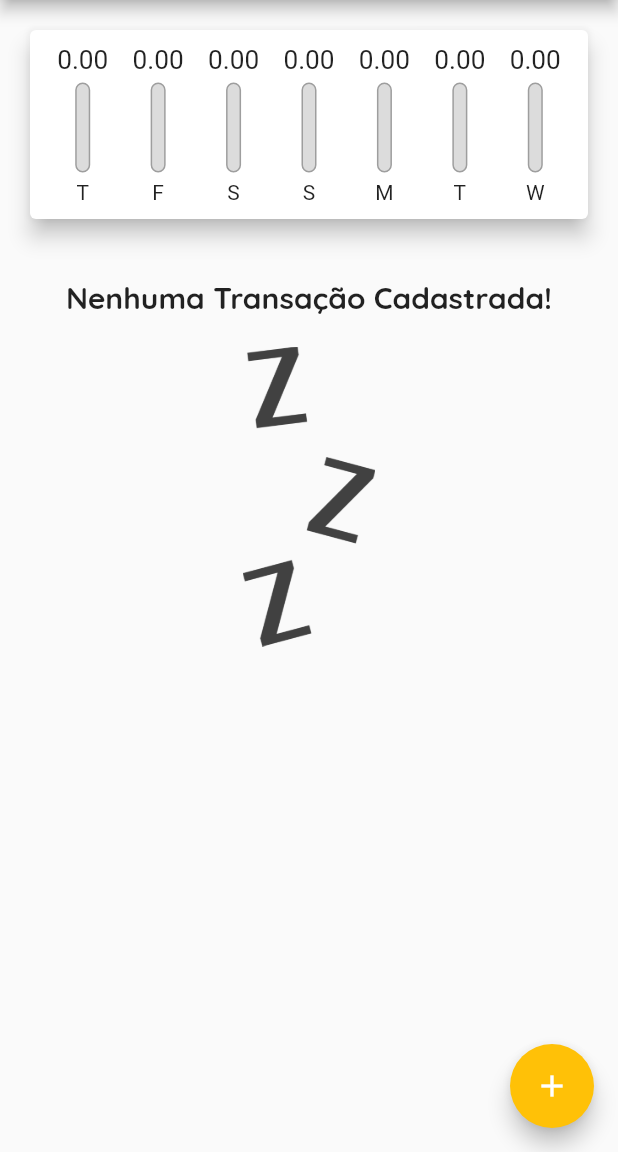
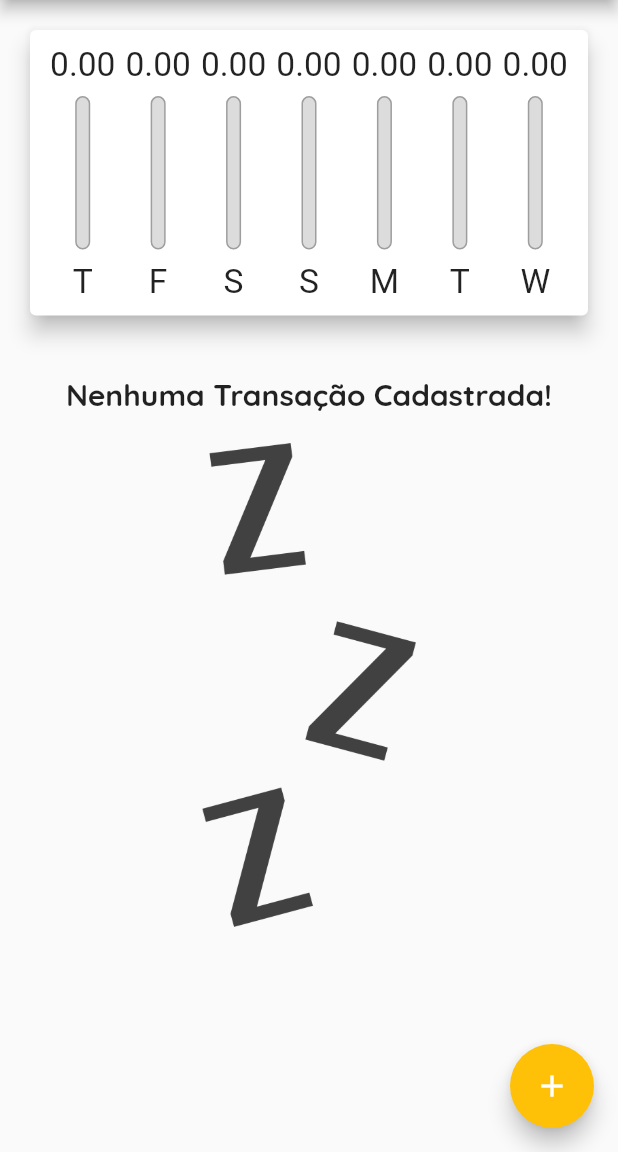
Before and after one commit to VitoriaMagnus/Expenses, a Flutter app: the screen it shows after launch, on a phone screen of 412 x 824 dp, the part 84-1236 px from its top. Run offline on Flutter 3.47's test engine with Material 2 defaults, Android fonts, the phone set to English and light mode, and no system bars.

Commit message:
Interfaces responsivas e adaptativas

```diff
--- a/lib/components/chart_bar.dart
+++ b/lib/components/chart_bar.dart
@@ -13,19 +13,19 @@ class ChartBar extends StatelessWidget {
 
   @override
   Widget build(BuildContext context) {
+    return LayoutBuilder(
+      builder: (BuildContext context, BoxConstraints constraints) {
         return Column(
           children: [
-        SizedBox(
-          height: 20,
+            Container(
+              height: constraints.maxHeight * 0.15,
               child: FittedBox(
                 child: Text('${value.toStringAsFixed(2)}'),
               ),
             ),
-        const SizedBox(
-          height: 5,
-        ),
-        SizedBox(
-          height: 60,
+            SizedBox(height: constraints.maxHeight * 0.05),
+            Container(
+              height: constraints.maxHeight * 0.6,
               width: 10,
               child: Stack(
                 alignment: Alignment.bottomCenter,
@@ -52,13 +52,18 @@ class ChartBar extends StatelessWidget {
                 ],
               ),
             ),
-        const SizedBox(
-          height: 5,
+            SizedBox(height: constraints.maxHeight * 0.05),
+            Container(
+              height: constraints.maxHeight * 0.15,
+              child: FittedBox(
+                child: Text(
+                  label,
                 ),
-        Text(
-          label,
+              ),
             ),
           ],
         );
+      },
+    );
   }
 }
--- a/lib/components/transaction_list.dart
+++ b/lib/components/transaction_list.dart
@@ -11,27 +11,25 @@ class TransactionList extends StatelessWidget {
 
   @override
   Widget build(BuildContext context) {
-    return SizedBox(
-      height: 490,
-      child: transactions.isEmpty
-          ? Column(
+    return transactions.isEmpty
+        ? LayoutBuilder(
+            builder: (BuildContext context, BoxConstraints constraints) {
+              return Column(
                 children: [
-                const SizedBox(
-                  height: 20,
-                ),
+                  SizedBox(height: 20),
                   Text('Nenhuma Transação Cadastrada!',
                       style: Theme.of(context).appBarTheme.titleTextStyle),
-                const SizedBox(
-                  height: 20,
-                ),
+                  SizedBox(height: 20),
                   SizedBox(
-                  height: 200,
+                    height: constraints.maxHeight * 0.6,
                     child: Image.asset(
                       'assets/images/waiting.png',
                       fit: BoxFit.cover,
                     ),
                   ),
                 ],
+              );
+            },
           )
         : ListView.builder(
             itemCount: transactions.length,
@@ -66,7 +64,17 @@ class TransactionList extends StatelessWidget {
                   subtitle: Text(
                     DateFormat('d MMM y').format(tr.date),
                   ),
-                    trailing: IconButton(
+                  trailing: MediaQuery.of(context).size.width > 400
+                      ? TextButton.icon(
+                          onPressed: () => onRemove(tr.id),
+                          icon: Icon(Icons.delete, color: Colors.red),
+                          label: Text(
+                            'Excluir',
+                            style:
+                                TextStyle(color: Theme.of(context).errorColor),
+                          ),
+                        )
+                      : IconButton(
                           onPressed: () => onRemove(tr.id),
                           icon: const Icon(
                             Icons.delete,
@@ -76,7 +84,6 @@ class TransactionList extends StatelessWidget {
                 ),
               );
             },
-            ),
           );
   }
 }
--- a/lib/main.dart
+++ b/lib/main.dart
@@ -1,7 +1,9 @@
+import 'dart:io';
+import 'dart:math';
+import 'package:flutter/cupertino.dart';
+import 'package:flutter/material.dart';
+
 import 'package:expenses/components/chart.dart';
-import 'package:flutter/material.dart';
-import 'dart:math';
-
 import 'package:expenses/components/transaction_form.dart';
 import 'components/transaction_form.dart';
 import 'components/transaction_list.dart';
@@ -17,6 +19,7 @@ class ExpesesApp extends StatelessWidget {
       home: MyHomePage(),
       theme: myTheme.copyWith(
         colorScheme: myTheme.colorScheme.copyWith(
+          brightness: Brightness.light,
           primary: Colors.purple,
           secondary: Colors.amber,
           error: Colors.red,
@@ -52,6 +55,7 @@ class MyHomePage extends StatefulWidget {
 
 class _MyHomePageState extends State<MyHomePage> {
   final List<Transaction> _transactions = [];
+  bool _showChart = false;
 
   List<Transaction> get _recentTransactions {
     return _transactions.where((tr) {
@@ -94,32 +98,103 @@ class _MyHomePageState extends State<MyHomePage> {
     );
   }
 
+  Widget _getIconButton(IconData icon, Function() fn) {
+    return Platform.isIOS
+        ? GestureDetector(onTap: fn, child: Icon(icon))
+        : IconButton(onPressed: fn, icon: Icon(icon));
+  }
+
   @override
   Widget build(BuildContext context) {
-    return Scaffold(
-      appBar: AppBar(
-        title: const Text('Despesas Pessoais'),
-        actions: [
-          IconButton(
-            onPressed: () => _openTransactionFormModal(context),
-            icon: const Icon(Icons.add),
-          ),
-        ],
+    final mediaQuery = MediaQuery.of(context);
+    bool isLandscape = mediaQuery.orientation == Orientation.landscape;
+
+    final iconList = Platform.isIOS ? CupertinoIcons.refresh : Icons.list;
+    final chartList =
+        Platform.isIOS ? CupertinoIcons.refresh : Icons.show_chart;
+
+    final actions = <Widget>[
+      if (isLandscape)
+        IconButton(
+          onPressed: () {
+            setState(() {
+              _showChart = !_showChart;
+            });
+          },
+          icon: Icon(_showChart ? Icons.list : Icons.show_chart),
+        ),
+      IconButton(
+        onPressed: () => _openTransactionFormModal(context),
+        icon: Icon(Icons.add),
       ),
-      body: SingleChildScrollView(
+    ];
+
+    final appBar = AppBar(
+      title: Text('Despesas Pessoais'),
+      actions: actions,
+    );
+
+    final availableHeight = mediaQuery.size.height -
+        appBar.preferredSize.height -
+        mediaQuery.padding.top;
+
+    final bodyPage = SafeArea(
+      child: SingleChildScrollView(
         child: Column(
           crossAxisAlignment: CrossAxisAlignment.stretch,
           children: [
-            Chart(_recentTransactions),
-            TransactionList(_transactions, _removeTransaction),
+            // if (isLandscape)
+            //   Row(
+            //     mainAxisAlignment: MainAxisAlignment.center,
+            //     children: [
+            //       Text('Exibir Gráfico'),
+            //       Switch.adaptive(
+            //         activeColor: Theme.of(context).colorScheme.primary,
+            //         value: _showChart,
+            //         onChanged: (value) {
+            //           setState(() {
+            //             _showChart = value;
+            //           });
+            //         },
+            //       ),
+            //     ],
+            //   ),
+            if (_showChart || !isLandscape)
+              Container(
+                height: availableHeight * (isLandscape ? 0.7 : 0.3),
+                child: Chart(_recentTransactions),
+              ),
+            if (!_showChart || !isLandscape)
+              Container(
+                height: availableHeight * (isLandscape ? 1 : 0.7),
+                child: TransactionList(_transactions, _removeTransaction),
+              ),
           ],
         ),
       ),
-      floatingActionButton: FloatingActionButton(
-        child: const Icon(Icons.add),
-        onPressed: () => _openTransactionFormModal(context),
-      ),
-      floatingActionButtonLocation: FloatingActionButtonLocation.endFloat,
     );
+
+    return Platform.isIOS
+        ? CupertinoPageScaffold(
+            navigationBar: CupertinoNavigationBar(
+              middle: Text('Despesas Pessoais'),
+              trailing: Row(
+                mainAxisSize: MainAxisSize.min,
+                children: actions,
+              ),
+            ),
+            child: bodyPage,
+          )
+        : Scaffold(
+            appBar: appBar,
+            body: bodyPage,
+            floatingActionButton: Platform.isIOS
+                ? Container()
+                : FloatingActionButton(
+                    child: const Icon(Icons.add),
+                    onPressed: () => _openTransactionFormModal(context),
+                  ),
+            floatingActionButtonLocation: FloatingActionButtonLocation.endFloat,
+          );
   }
 }
```
Also changed, not shown: lib/components/adaptative/adaptative_button.dart (added, +26 -0 lines), lib/components/adaptative/adaptative_date_picker.dart (added, +69 -0 lines), lib/components/adaptative/adaptative_text_field.dart (added, +44 -0 lines), lib/components/transaction_form.dart (+28 -66 lines), 1 other file. Lines whose indentation alone changed are shown as unchanged.
